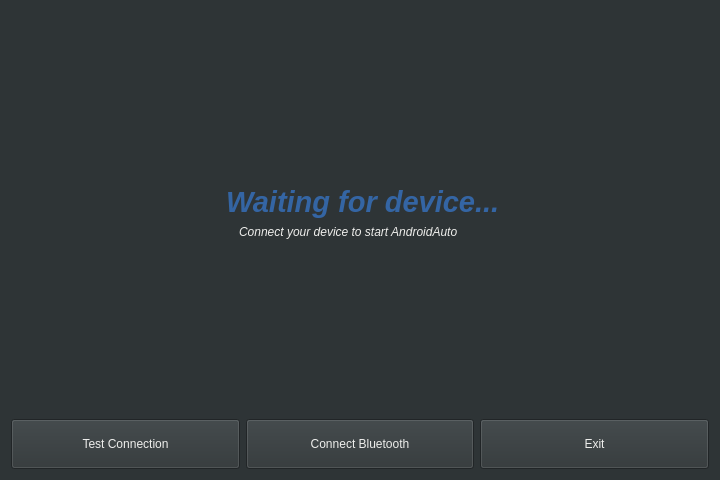
First picture: the form in autoapp/Pages/HomePage.ui, repository prasha-au/openauto, before the edit.
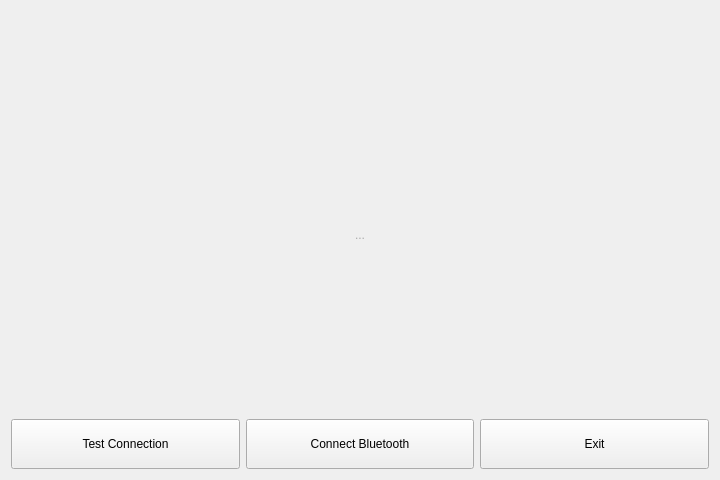
Second picture: the form after the edit. Icons and pictures are not drawn.

Commit message: Refactor the home page. Show connection progress, change styling, remove unused assets. (#21)

The edit to the form file:
```diff
--- a/autoapp/Pages/HomePage.ui
+++ b/autoapp/Pages/HomePage.ui
@@ -23,12 +23,11 @@
    <bool>false</bool>
   </property>
   <property name="styleSheet">
-   <string notr="true">background-color: rgb(46, 52, 54);
-color: rgb(238, 238, 236);</string>
+   <string notr="true"/>
   </property>
   <layout class="QVBoxLayout" name="verticalLayout_3">
    <item>
-    <layout class="QVBoxLayout" name="verticalLayout" stretch="1,0,1,0">
+    <layout class="QVBoxLayout" name="verticalLayout" stretch="1,0,0,1,0">
      <property name="sizeConstraint">
       <enum>QLayout::SetMaximumSize</enum>
      </property>
@@ -46,7 +45,7 @@
       </spacer>
      </item>
      <item>
-      <layout class="QHBoxLayout" name="contentLayout" stretch="1,0,0,1">
+      <layout class="QHBoxLayout" name="contentLayout" stretch="1,0,1">
        <property name="sizeConstraint">
         <enum>QLayout::SetMaximumSize</enum>
        </property>
@@ -66,34 +65,13 @@
        <item>
         <widget class="QLabel" name="label">
          <property name="text">
-          <string>&lt;html&gt;&lt;head/&gt;&lt;body&gt;&lt;p&gt;&lt;img src=&quot;:/ico_androidauto.png&quot;/&gt;&lt;/p&gt;&lt;/body&gt;&lt;/html&gt;</string>
+          <string/>
+         </property>
+         <property name="pixmap">
+          <pixmap resource="../assets/resources.qrc">:/ico_androidauto.png</pixmap>
          </property>
         </widget>
        </item>
-       <item>
-        <layout class="QVBoxLayout" name="titleLayout">
-         <item>
-          <widget class="QLabel" name="waitingText">
-           <property name="text">
-            <string>&lt;html&gt;&lt;head/&gt;&lt;body&gt;&lt;p&gt;&lt;span style=&quot; font-size:22pt; font-weight:600; font-style:italic; color:#3465a4;&quot;&gt;Waiting for device...&lt;/span&gt;&lt;/p&gt;&lt;/body&gt;&lt;/html&gt;</string>
-           </property>
-          </widget>
-         </item>
-         <item>
-          <widget class="QLabel" name="waitingSubtext">
-           <property name="autoFillBackground">
-            <bool>false</bool>
-           </property>
-           <property name="styleSheet">
-            <string notr="true">padding-left:10px;</string>
-           </property>
-           <property name="text">
-            <string>&lt;html&gt;&lt;head/&gt;&lt;body&gt;&lt;p&gt;&lt;span style=&quot; font-style:italic; color:#eeeeec;&quot;&gt;Connect your device to start AndroidAuto&lt;/span&gt;&lt;/p&gt;&lt;/body&gt;&lt;/html&gt;</string>
-           </property>
-          </widget>
-         </item>
-        </layout>
-       </item>
        <item>
         <spacer name="spacerEnd">
          <property name="orientation">
@@ -109,6 +87,22 @@
        </item>
       </layout>
      </item>
+     <item>
+      <widget class="QLabel" name="statusLabel">
+       <property name="styleSheet">
+        <string notr="true">padding-top: 20px; color: #aaaaaa;</string>
+       </property>
+       <property name="text">
+        <string>...</string>
+       </property>
+       <property name="alignment">
+        <set>Qt::AlignCenter</set>
+       </property>
+       <property name="wordWrap">
+        <bool>false</bool>
+       </property>
+      </widget>
+     </item>
      <item>
       <spacer name="vs_bottom">
        <property name="orientation">
```
Left out of the diff: 5 changed lines with no effect on the pictures. The commit also changes 11 other files.
